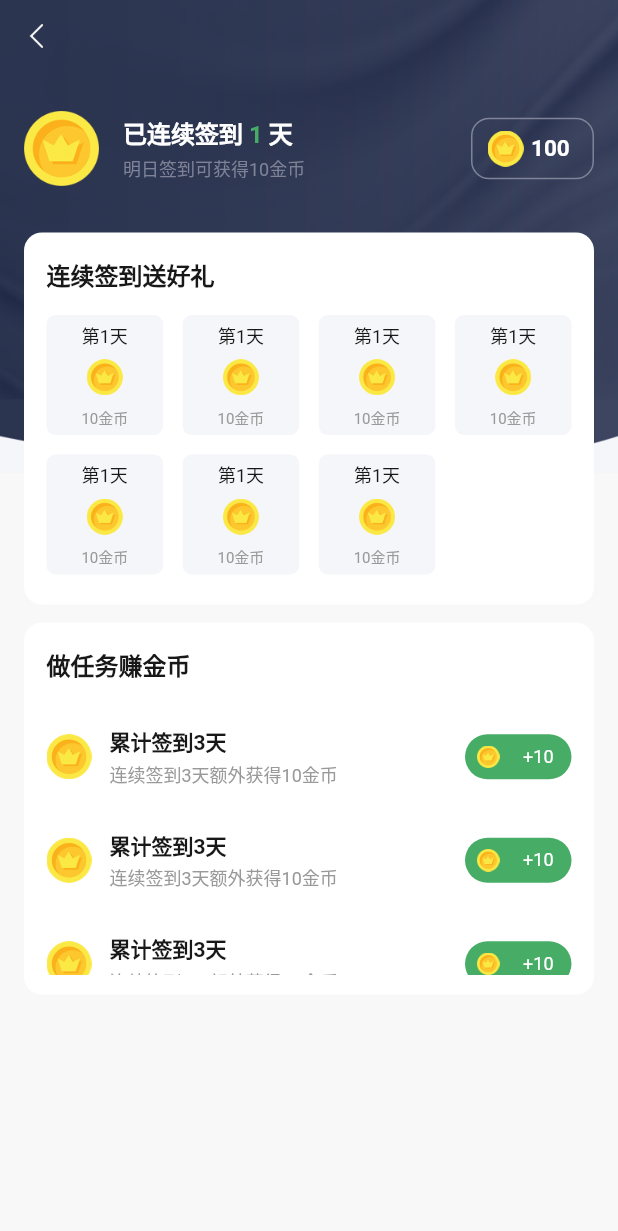
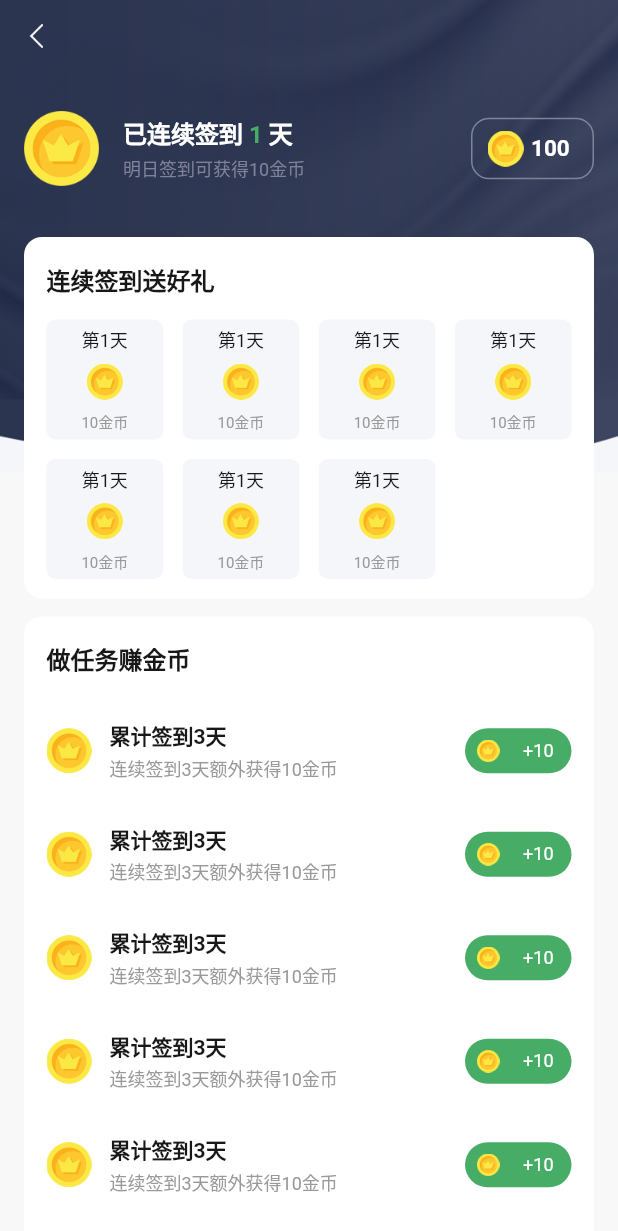
Before and after one commit to dingshaoshuai-dbchain/flutter_study, a Flutter app: the screen it shows after launch, on a phone screen of 412 x 824 dp. Shown: the top 1231 px of the screen. Run offline on Flutter 3.47's test engine with Material 2 defaults, Android fonts, the phone set to English and light mode, and no system bars; our stand-ins replace cached_network_image, fluro, oktoast; missing offline and left inert: common_utils, flukit.

Commit message:
签到界面

```diff
--- /dev/null
+++ b/lib/res/dimens.dart
@@ -0,0 +1,20 @@
+class Dimens {
+  static const double font_sp10 = 10.0;
+  static const double font_sp12 = 12.0;
+  static const double font_sp14 = 14.0;
+  static const double font_sp15 = 15.0;
+  static const double font_sp16 = 16.0;
+  static const double font_sp18 = 18.0;
+
+  static const double gap_dp2 = 2;
+  static const double gap_dp4 = 4;
+  static const double gap_dp5 = 5;
+  static const double gap_dp8 = 8;
+  static const double gap_dp10 = 10;
+  static const double gap_dp12 = 12;
+  static const double gap_dp15 = 15;
+  static const double gap_dp16 = 16;
+  static const double gap_dp24 = 24;
+  static const double gap_dp32 = 32;
+  static const double gap_dp50 = 50;
+}
--- a/lib/routers/my/page/task/task_center_page.dart
+++ b/lib/routers/my/page/task/task_center_page.dart
@@ -8,6 +8,7 @@ import 'package:youliao/widgets/image_back.dart';
 import 'package:youliao/widgets/status_bar.dart';
 
 import '../../../../widgets/basis/round_text.dart';
+import '../../../../widgets/gaps.dart';
 
 class TaskCenterPage extends StatefulWidget {
   const TaskCenterPage({super.key});
@@ -29,15 +30,31 @@ class _TaskCenterPageState extends State<TaskCenterPage> {
               const StatusBar(),
               const ImageBack(isBlack: false),
               _buildUserInfo(),
+              Gaps.vGapValue(15),
+              Expanded(
+                child: MediaQuery.removePadding(
+                  context: context,
+                  removeTop: true,
+                  child: ListView(
+                    // 滑动到边界效果
+                    // Android 微光效果：ClampingScrollPhysics
+                    // iOS 回弹效果：BouncingScrollPhysics
+                    physics: const BouncingScrollPhysics(),
+                    children: [
+                      Gaps.vGapValue(18),
                       _buildContent(
                         title: '连续签到送好礼',
-                marginTop: 30,
                         child: _buildSign(context),
                       ),
+                      Gaps.vGapValue(12),
                       _buildContent(
                         title: '做任务赚金币',
-                marginTop: 12,
                         child: _buildTask(context),
+                      ),
+                      Gaps.vGap32
+                    ],
+                  ),
+                ),
               ),
             ],
           ),
@@ -146,13 +163,15 @@ Widget _buildUserInfo() {
 Widget _buildSign(BuildContext context) {
   return RoundContainer(
     alignment: Alignment.center,
-    height: 180,
     marginTop: 15,
     child: MediaQuery.removePadding(
         context: context,
         removeTop: true,
         child: GridView.builder(
           itemCount: 7,
+          shrinkWrap: true,
+          // 加上这玩意，就不会出现内部的微光效果（iOS回弹：BouncingScrollPhysics）
+          physics: const ClampingScrollPhysics(),
           gridDelegate: SliverGridDelegateWithFixedCrossAxisCount(
             crossAxisCount: 4,
             mainAxisSpacing: 13,
@@ -169,13 +188,15 @@ Widget _buildSign(BuildContext context) {
 Widget _buildTask(BuildContext context) {
   return RoundContainer(
     alignment: Alignment.center,
-    height: 180,
     marginTop: 15,
     child: MediaQuery.removePadding(
       context: context,
       removeTop: true,
       child: ListView.builder(
         itemCount: 10,
+        shrinkWrap: true,
+        // 加上这玩意，就不会出现内部的微光效果
+        physics: const ClampingScrollPhysics(),
         itemBuilder: (context, index) {
           return TaskItemWidget();
         },
@@ -186,13 +207,11 @@ Widget _buildTask(BuildContext context) {
 
 Widget _buildContent({
   required String title,
-  required double marginTop,
   required Widget child,
 }) {
   return RoundContainer(
     marginLeft: 16,
     marginRight: 16,
-    marginTop: marginTop,
     backgroundColor: Colors.white,
     radius: 12,
     paddingLeft: 15,
--- /dev/null
+++ b/lib/widgets/gaps.dart
@@ -0,0 +1,45 @@
+import 'package:flutter/material.dart';
+
+import '../res/dimens.dart';
+
+/// 间隔
+/// 官方做法：https://github.com/flutter/flutter/pull/54394
+class Gaps {
+  /// 水平间隔
+  static Widget hGapValue(double value) => SizedBox(width: value);
+  static const Widget hGap2 = SizedBox(width: Dimens.gap_dp2);
+  static const Widget hGap4 = SizedBox(width: Dimens.gap_dp4);
+  static const Widget hGap5 = SizedBox(width: Dimens.gap_dp5);
+  static const Widget hGap8 = SizedBox(width: Dimens.gap_dp8);
+  static const Widget hGap10 = SizedBox(width: Dimens.gap_dp10);
+  static const Widget hGap12 = SizedBox(width: Dimens.gap_dp12);
+  static const Widget hGap15 = SizedBox(width: Dimens.gap_dp15);
+  static const Widget hGap16 = SizedBox(width: Dimens.gap_dp16);
+  static const Widget hGap32 = SizedBox(width: Dimens.gap_dp32);
+
+  /// 垂直间隔
+  static Widget vGapValue(double value) => SizedBox(height: value);
+  static const Widget vGap4 = SizedBox(height: Dimens.gap_dp4);
+  static const Widget vGap5 = SizedBox(height: Dimens.gap_dp5);
+  static const Widget vGap8 = SizedBox(height: Dimens.gap_dp8);
+  static const Widget vGap10 = SizedBox(height: Dimens.gap_dp10);
+  static const Widget vGap12 = SizedBox(height: Dimens.gap_dp12);
+  static const Widget vGap15 = SizedBox(height: Dimens.gap_dp15);
+  static const Widget vGap16 = SizedBox(height: Dimens.gap_dp16);
+  static const Widget vGap24 = SizedBox(height: Dimens.gap_dp24);
+  static const Widget vGap32 = SizedBox(height: Dimens.gap_dp32);
+  static const Widget vGap50 = SizedBox(height: Dimens.gap_dp50);
+
+  static const Widget line = Divider();
+
+  static const Widget vLine = SizedBox(
+    width: 0.6,
+    height: 24.0,
+    child: VerticalDivider(),
+  );
+
+  static const Widget empty = SizedBox.shrink();
+
+  /// 补充一种空Widget实现 https://github.com/letsar/nil
+  /// https://github.com/flutter/flutter/issues/78159
+}
```
Lines whose indentation alone changed are shown as unchanged.
